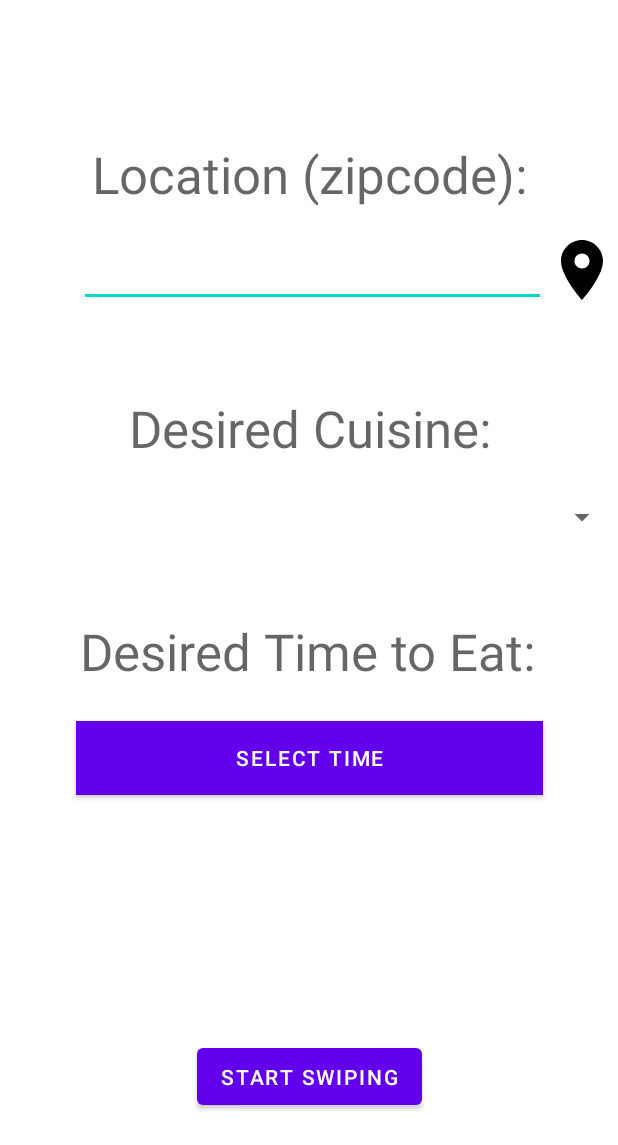
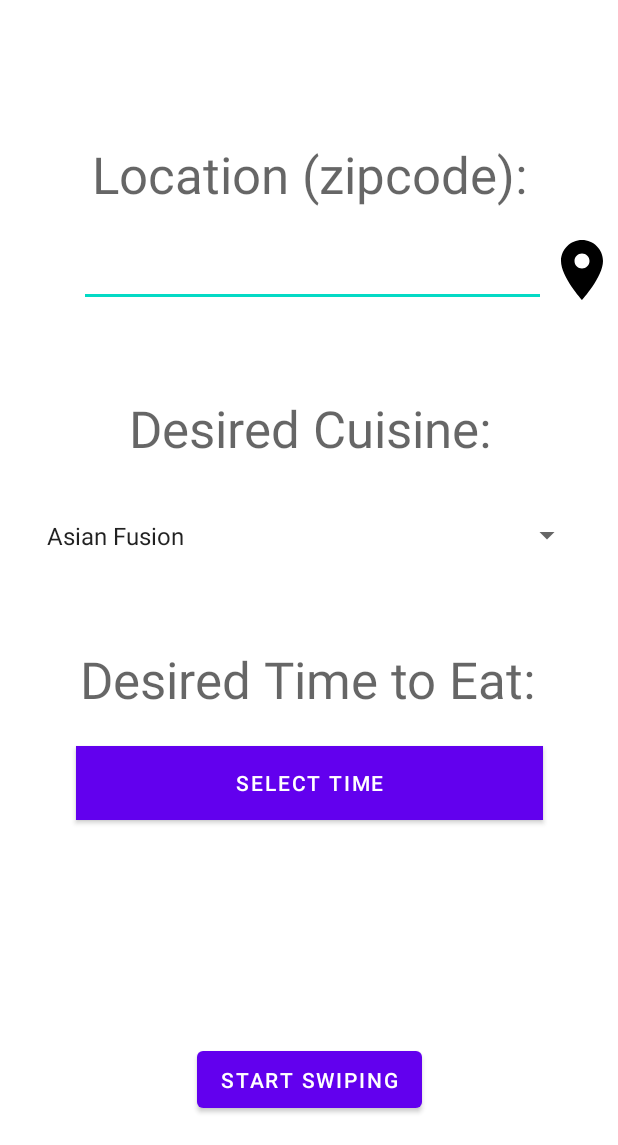
Before and after one commit to rutvi-s2/SwipeToEat, an Android app: the screen it shows after launch (MainActivity), on a phone screen of 412 x 824 dp, the part 91-1236 px from its top. Run offline under Robolectric (Android 15) with nearby library versions, the phone set to English and light mode, and no system bars.

Commit message:
drop down works! yay!

```diff
--- a/app/src/main/java/com/example/swipetoeat/MainActivity.kt
+++ b/app/src/main/java/com/example/swipetoeat/MainActivity.kt
@@ -59,28 +59,26 @@ class MainActivity : AppCompatActivity()  {
 
 
 
-        val cuisines: MutableList<String> = DataSource.cuisines
-
-        val retrofit = Retrofit.Builder().baseUrl(BASE_URL)
-            .addConverterFactory(GsonConverterFactory.create()).build()
-        val yelpService = retrofit.create(YelpService::class.java)
-        yelpService.searchCuisines("Bearer $API_KEY").enqueue(object : Callback<YelpSearchResultCuisine> {
-            override fun onResponse(call: Call<YelpSearchResultCuisine>, response: Response<YelpSearchResultCuisine>) {
-                Log.i(TAG, "onResponse $response")
-                val body = response.body()
-                if (body == null) {
-                    Log.w(TAG, "Did not receive valid response body from Yelp API ... exit")
-                    return
-                }
-                cuisines.addAll(body.populateCuisines())
-                DataSource.cuisines = cuisines
-                Log.d("cuisinesList", DataSource.cuisines.toString())
-            }
-
-            override fun onFailure(call: Call<YelpSearchResultCuisine>, t: Throwable) {
-                Log.i(TAG, "onFailure $t")
-            }
-        })
+//        val retrofit = Retrofit.Builder().baseUrl(BASE_URL)
+//            .addConverterFactory(GsonConverterFactory.create()).build()
+//        val yelpService = retrofit.create(YelpService::class.java)
+//        yelpService.searchCuisines("Bearer $API_KEY").enqueue(object : Callback<YelpSearchResultCuisine> {
+//            override fun onResponse(call: Call<YelpSearchResultCuisine>, response: Response<YelpSearchResultCuisine>) {
+//                Log.i(TAG, "onResponse $response")
+//                val body = response.body()
+//                if (body == null) {
+//                    Log.w(TAG, "Did not receive valid response body from Yelp API ... exit")
+//                    return
+//                }
+////                cuisines.addAll(body.populateCuisines())
+////                DataSource.cuisines = cuisines
+//                Log.d("cuisinesList", DataSource.cuisines.toString())
+//            }
+//
+//            override fun onFailure(call: Call<YelpSearchResultCuisine>, t: Throwable) {
+//                Log.i(TAG, "onFailure $t")
+//            }
+//        })
 
 
         // Create an ArrayAdapter using the string array and a default spinner layout
@@ -90,19 +88,11 @@ class MainActivity : AppCompatActivity()  {
             android.R.layout.simple_spinner_item,
             DataSource.cuisines
         )
-//        cuisineAdapter.also { adapter ->
-//            // Specify the layout to use when the list of choices appears
-//            adapter.setDropDownViewResource(android.R.layout.simple_spinner_dropdown_item)
-//            // Apply the adapter to the spinner
-//            binding.desiredCuisineSpinner.adapter = adapter
-//        }
-        // set simple layout resource file
-        // for each item of spinner
+        // set simple layout resource file for each item of spinner
         cuisineAdapter.setDropDownViewResource(
             android.R.layout.simple_spinner_dropdown_item)
 
-        // Set the ArrayAdapter (ad) data on the
-        // Spinner which binds data to spinner
+        // Set the ArrayAdapter data on the spinner
         binding.desiredCuisineSpinner.adapter = cuisineAdapter
 
 
@@ -115,8 +105,8 @@ class MainActivity : AppCompatActivity()  {
                 // first get the cuisine that the user selected
                 chosenCuisine = parent?.getItemAtPosition(position).toString()
                 // now set it to the alias so we can send it in the YELP request
-                spinnerLabel =
-                    DataSource.cuisinesWithAlias.find { it.title == chosenCuisine }?.alias ?: "no alias found"
+                val indexOfAlias = DataSource.cuisines.indexOf(chosenCuisine)
+                spinnerLabel = DataSource.cuisineAlias[indexOfAlias]
             }
 
         }
@@ -174,7 +164,7 @@ class MainActivity : AppCompatActivity()  {
                 GlobalScope.launch() {
                     // function call to retrieve list of restaurants from yelp
                     yelpAPIForRestaurants()
-                    delay(1000L)
+                    delay(1500L)
                     val intent = Intent(this@MainActivity, SwipeActivity::class.java)
                     intent.putExtra("chosen cuisine", chosenCuisine)
                     startActivity(intent)
--- a/app/src/main/java/com/example/swipetoeat/SwipeActivity.kt
+++ b/app/src/main/java/com/example/swipetoeat/SwipeActivity.kt
@@ -104,6 +104,7 @@ class SwipeActivity : AppCompatActivity() {
             list = (DataSource.restaurants).toCollection(mutableListOf())
             adapter = SwipeAdapter(this, list)
             koloda.adapter = adapter
+            DataSource.swipedRightRestaurants.clear()
 
             Log.d("the second length is", list.size.toString())
         }
--- a/app/src/main/java/com/example/swipetoeat/data/DataSource.kt
+++ b/app/src/main/java/com/example/swipetoeat/data/DataSource.kt
@@ -14,20 +14,10 @@ object DataSource {
 //    var imageResourceBitmap: Bitmap = BitmapFactory.decodeResource(null, R.drawable.casa_de_mariscos_enchiladas);
 
 
-    var restaurants: MutableList<YelpRestaurant> = mutableListOf(
-//        Restaurant(
-//            R.drawable.casa_de_mariscos_enchiladas,
-//            "Casa de Marsicos",
-//            "3 miles",
-//            "10:00am - 5:00pm"
-////                    editText.text.toString(),
-////                    reviewText.text.toString(),
-////                    ratingNumber
-//        )
-    )
+    var restaurants: MutableList<YelpRestaurant> = mutableListOf()
 
-    var cuisines: MutableList<String> = mutableListOf()
-    var cuisinesWithAlias: MutableList<YelpCategory> = mutableListOf()
+    val cuisines = listOf<String>("Asian Fusion", "Australian", "Barbeque", "Bistros", "Breakfast & Brunch", "Buffets", "Burgers", "Cafes", "Chinese", "Comfort Food", "Delis", "Diners", "Ethiopian", "Fish & Chips", "Hawaiian", "Fast Food", "Indian", "Italian", "Korean", "Mediterranean", "Mexican", "Mongolian", "Pizza", "Sandwiches", "Seafood", "Sushi Bars", "Tex-Mex", "Thai", "Vegan", "Vegetarian", "Waffles")
+    var cuisineAlias = listOf<String>("asianfusion", "australian", "bbq", "bistros", "breakfast_brunch", "buffets", "burgers", "cafes", "chinese", "comfortfood", "delis", "diners", "ethiopian", "fishnchips", "hawaiian", "hotdogs", "indpak", "italian", "korean", "mediterranean", "mexican", "mongolian", "pizza", "sandwiches", "seafood", "sushi", "tex-mex", "thai", "vegan", "vegetarian", "waffles")
 
     var swipedRightRestaurants: MutableList<YelpRestaurant> = mutableListOf()
 }
--- a/app/src/main/res/layout/activity_main.xml
+++ b/app/src/main/res/layout/activity_main.xml
@@ -81,15 +81,14 @@
 
     <Spinner
         android:id="@+id/desiredCuisineSpinner"
-        android:layout_width="match_parent"
-        android:layout_height="wrap_content"
+        android:layout_width="365dp"
+        android:layout_height="43dp"
         android:scaleType="centerCrop"
         app:layout_constraintBottom_toBottomOf="parent"
         app:layout_constraintEnd_toEndOf="parent"
-        app:layout_constraintHorizontal_bias="0.0"
         app:layout_constraintStart_toStartOf="parent"
         app:layout_constraintTop_toBottomOf="@id/desiredCuisineName"
-        app:layout_constraintVertical_bias="0.055" />
+        app:layout_constraintVertical_bias="0.065" />
 
     <TextView
         android:id="@+id/desiredTimeName"
```
Also changed, not shown: app/src/main/java/com/example/swipetoeat/YelpDataClasses.kt (+1 -12 lines).
